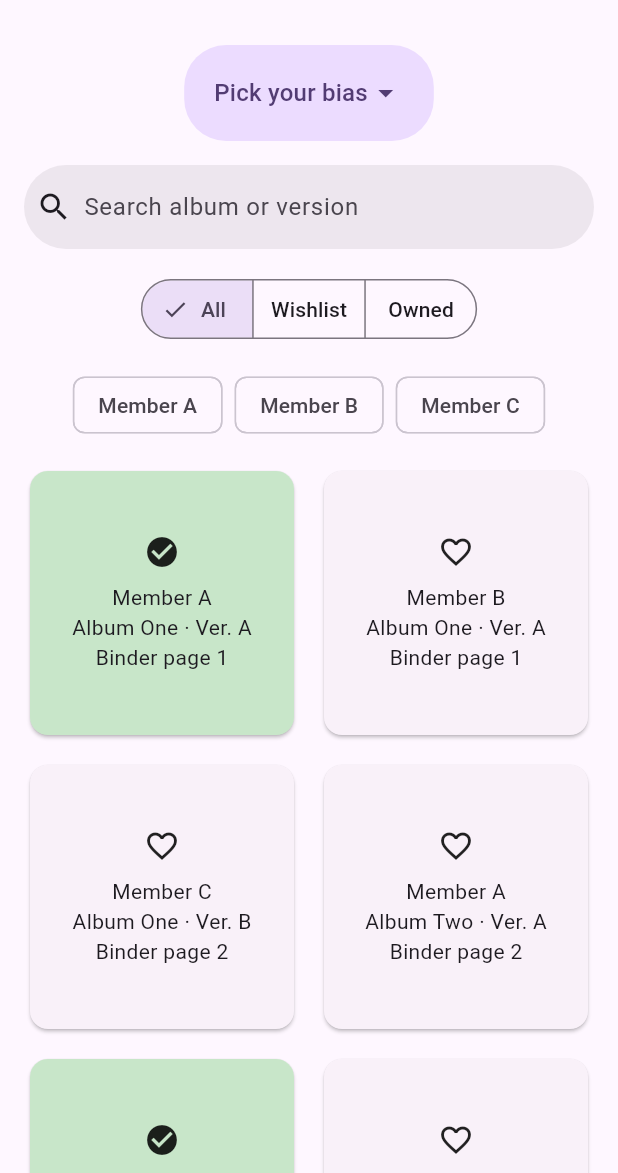
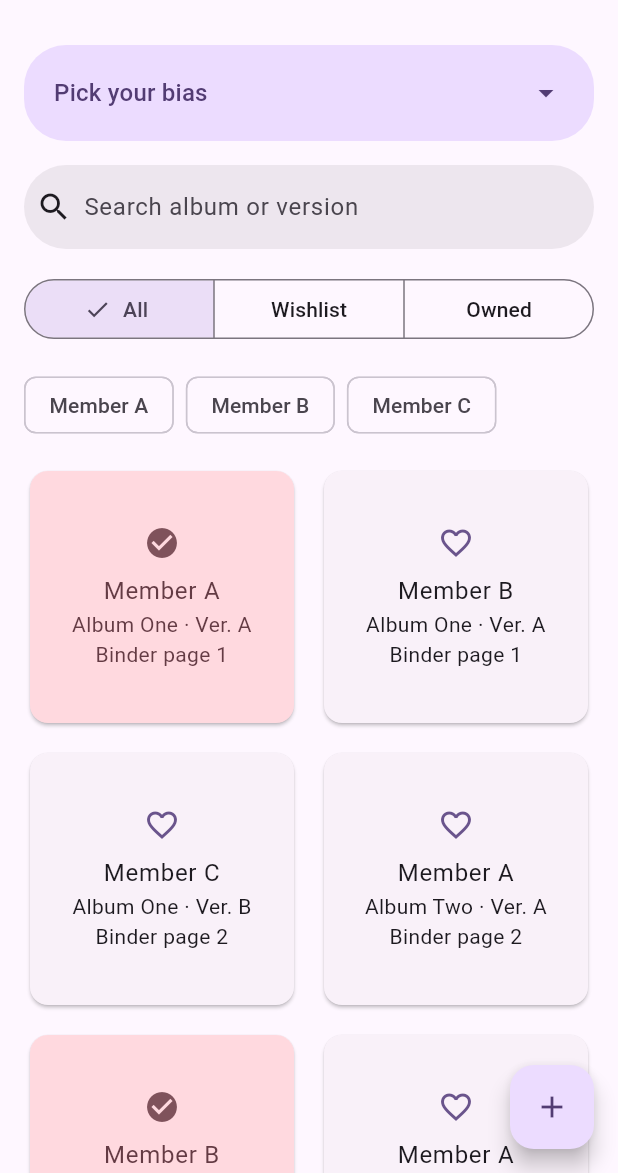
Before and after one commit to mell077/VP-H2-Melllinda_Anggryani-2086022510012, a Flutter app: the screen it shows after launch, on a phone screen of 412 x 824 dp, the part 63-1236 px from its top. Run offline on Flutter 3.47's test engine with Material 3 defaults, Android fonts, the phone set to English and light mode, and no system bars.

Commit message:
feat: responsive collection screen with adaptive breakpoints and empty state

```diff
--- a/lib/Widgets/bias_progress_header.dart
+++ b/lib/Widgets/bias_progress_header.dart
@@ -1,5 +1,11 @@
 import 'package:flutter/material.dart';
 
+/// The single most important element on the Collection screen:
+/// "how close am I to completing my bias?"
+///
+/// Dominance comes from type scale (display-size count) and colour role
+/// (primaryContainer surface + primary progress bar). Nothing else on the
+/// screen was shrunk to make this stand out.
 class BiasProgressHeader extends StatelessWidget {
   const BiasProgressHeader({
     super.key,
@@ -37,6 +43,7 @@
               DropdownButton<String>(
                 value: bias,
                 isDense: true,
+                isExpanded: true,
                 underline: const SizedBox.shrink(),
                 iconEnabledColor: scheme.onPrimaryContainer,
                 hint: Text(
@@ -50,7 +57,14 @@
                 ),
                 items: [
                   for (final m in members)
-                    DropdownMenuItem(value: m, child: Text(m)),
+                    DropdownMenuItem(
+                      value: m,
+                      child: Text(
+                        m,
+                        maxLines: 1,
+                        overflow: TextOverflow.ellipsis,
+                      ),
+                    ),
                 ],
                 onChanged: onBiasChanged,
               ),
--- a/lib/Widgets/member_filter_bar.dart
+++ b/lib/Widgets/member_filter_bar.dart
@@ -18,10 +18,14 @@
       padding: const EdgeInsets.symmetric(horizontal: 16),
       child: Wrap(
         spacing: 8,
+        runSpacing: 8,
         children: [
           for (final m in members)
             ChoiceChip(
-              label: Text(m),
+              label: ConstrainedBox(
+                constraints: const BoxConstraints(maxWidth: 180),
+                child: Text(m, maxLines: 1, overflow: TextOverflow.ellipsis),
+              ),
               selected: m == selected,
               onSelected: (isOn) => onSelected(isOn ? m : null),
             ),
--- a/lib/Widgets/photo_card_grid.dart
+++ b/lib/Widgets/photo_card_grid.dart
@@ -4,6 +4,9 @@
 import '../models/photocard.dart';
 import 'photo_card_tile.dart';
 
+/// A sliver, so it lives inside the screen's CustomScrollView.
+/// Built lazily (SliverChildBuilderDelegate): safe for 500+ cards,
+/// and no shrinkWrap anywhere.
 class PhotocardGrid extends StatelessWidget {
   const PhotocardGrid({
     super.key,
@@ -16,19 +19,25 @@
 
   @override
   Widget build(BuildContext context) {
-    return GridView.builder(
-      padding: const EdgeInsets.all(16),
-      gridDelegate: const SliverGridDelegateWithFixedCrossAxisCount(
-        crossAxisCount: 2,
+    return SliverPadding(
+      // Bottom padding keeps the last row clear of the FAB.
+      padding: const EdgeInsets.fromLTRB(16, 16, 16, 88),
+      sliver: SliverGrid(
+        gridDelegate: const SliverGridDelegateWithMaxCrossAxisExtent(
+          maxCrossAxisExtent: 220,
+          mainAxisExtent: 176,
           mainAxisSpacing: 12,
           crossAxisSpacing: 12,
         ),
-      itemCount: cards.length,
-      itemBuilder: (context, i) => PhotocardTile(
+        delegate: SliverChildBuilderDelegate(
+          (context, i) => PhotocardTile(
             key: ValueKey(cards[i].id),
             card: cards[i],
             onToggle: () => onToggle(cards[i].id),
           ),
+          childCount: cards.length,
+        ),
+      ),
     );
   }
 }
--- a/lib/Widgets/photo_card_tile.dart
+++ b/lib/Widgets/photo_card_tile.dart
@@ -14,20 +14,52 @@
 
   @override
   Widget build(BuildContext context) {
+    final scheme = Theme.of(context).colorScheme;
+    final text = Theme.of(context).textTheme;
+
+    // Owned = tertiary container, Wishlist = default card surface.
+    final foreground =
+        card.isOwned ? scheme.onTertiaryContainer : scheme.onSurface;
+
     return Card(
-      color: card.isOwned ? Colors.green.shade100 : null,
+      clipBehavior: Clip.antiAlias,
+      color: card.isOwned ? scheme.tertiaryContainer : null,
       child: InkWell(
         onTap: onToggle,
+        child: Padding(
+          padding: const EdgeInsets.all(12),
           child: Center(
             child: Column(
               mainAxisSize: MainAxisSize.min,
               children: [
-              Icon(card.isOwned ? Icons.check_circle : Icons.favorite_border),
+                Icon(
+                  card.isOwned ? Icons.check_circle : Icons.favorite_border,
+                  color: card.isOwned ? scheme.tertiary : scheme.primary,
+                ),
                 const SizedBox(height: 8),
-              Text(card.member),
-              Text('${card.album} · ${card.version}'),
-              Text('Binder page ${card.binderPage}'),
+                Text(
+                  card.member,
+                  maxLines: 1,
+                  overflow: TextOverflow.ellipsis,
+                  textAlign: TextAlign.center,
+                  style: text.bodyLarge?.copyWith(color: foreground),
+                ),
+                Text(
+                  '${card.album} · ${card.version}',
+                  maxLines: 2,
+                  overflow: TextOverflow.ellipsis,
+                  textAlign: TextAlign.center,
+                  style: text.bodyMedium?.copyWith(color: foreground),
+                ),
+                Text(
+                  'Binder page ${card.binderPage}',
+                  maxLines: 1,
+                  overflow: TextOverflow.ellipsis,
+                  textAlign: TextAlign.center,
+                  style: text.bodyMedium?.copyWith(color: foreground),
+                ),
               ],
+            ),
           ),
         ),
       ),
--- a/lib/Widgets/search_field.dart
+++ b/lib/Widgets/search_field.dart
@@ -1,8 +1,13 @@
 import 'package:flutter/material.dart';
 
 class SearchField extends StatelessWidget {
-  const SearchField({super.key, required this.onChanged});
+  const SearchField({
+    super.key,
+    required this.controller,
+    required this.onChanged,
+  });
 
+  final TextEditingController controller;
   final ValueChanged<String> onChanged;
 
   @override
@@ -10,6 +15,7 @@
     return Padding(
       padding: const EdgeInsets.symmetric(horizontal: 16),
       child: SearchBar(
+        controller: controller,
         hintText: 'Search album or version',
         leading: const Icon(Icons.search),
         elevation: const WidgetStatePropertyAll(0),
--- a/lib/main.dart
+++ b/lib/main.dart
@@ -1,14 +1,18 @@
 import 'package:flutter/material.dart';
 
+import 'data/sample_cards.dart';
 import 'models/photocard.dart';
 import 'theme/app_theme.dart';
+import 'Widgets/add_card_sheet.dart';
 import 'Widgets/bias_progress_header.dart';
+import 'Widgets/empty_state.dart';
 import 'Widgets/member_filter_bar.dart';
 import 'Widgets/photo_card_grid.dart';
 import 'Widgets/search_field.dart';
 import 'Widgets/status_filter_bar.dart';
 
 void main() => runApp(const PhotocardVaultApp());
+
 class PhotocardVaultApp extends StatelessWidget {
   const PhotocardVaultApp({super.key});
 
@@ -24,6 +28,11 @@
   }
 }
 
+/// Width at which the screen switches from one column to two panes.
+/// 600dp is Material's compact/medium boundary.
+const double _wideBreakpoint = 600;
+const double _sidePaneWidth = 360;
+
 /// Primary screen. Owns ALL state:
 /// cards, search query, member filter, status filter, and the chosen bias.
 class CollectionScreen extends StatefulWidget {
@@ -34,57 +43,19 @@
 }
 
 class _CollectionScreenState extends State<CollectionScreen> {
-  List<Photocard> _cards = const [
-    Photocard(
-      id: '1',
-      member: 'Member A',
-      album: 'Album One',
-      version: 'Ver. A',
-      binderPage: 1,
-      status: CardStatus.owned,
-    ),
-    Photocard(
-      id: '2',
-      member: 'Member B',
-      album: 'Album One',
-      version: 'Ver. A',
-      binderPage: 1,
-    ),
-    Photocard(
-      id: '3',
-      member: 'Member C',
-      album: 'Album One',
-      version: 'Ver. B',
-      binderPage: 2,
-    ),
-    Photocard(
-      id: '4',
-      member: 'Member A',
-      album: 'Album Two',
-      version: 'Ver. A',
-      binderPage: 2,
-    ),
-    Photocard(
-      id: '5',
-      member: 'Member B',
-      album: 'Album Two',
-      version: 'Ver. B',
-      binderPage: 3,
-      status: CardStatus.owned,
-    ),
-    Photocard(
-      id: '6',
-      member: 'Member A',
-      album: 'Album Two',
-      version: 'Ver. B',
-      binderPage: 3,
-    ),
-  ];
+  List<Photocard> _cards = initialCards();
 
+  final _searchController = TextEditingController();
   String _query = '';
   String? _member;
   String? _bias;
   StatusFilter _statusFilter = StatusFilter.all;
+
+  @override
+  void dispose() {
+    _searchController.dispose();
+    super.dispose();
+  }
 
   void _toggleStatus(String id) {
     setState(() {
@@ -97,6 +68,21 @@
           else
             c,
       ];
+    });
+  }
+
+  Future<void> _addCard() async {
+    final card = await showAddCardSheet(context);
+    if (card == null) return;
+    setState(() => _cards = [..._cards, card]);
+  }
+
+  void _clearFilters() {
+    _searchController.clear();
+    setState(() {
+      _query = '';
+      _member = null;
+      _statusFilter = StatusFilter.all;
     });
   }
 
@@ -127,9 +113,40 @@
     final biasCards = _cards.where((c) => c.member == _bias).toList();
     final biasOwned = biasCards.where((c) => c.isOwned).length;
 
+    final hasCards = _cards.isNotEmpty;
+
     return Scaffold(
       appBar: AppBar(title: const Text('Photocard Vault')),
-      body: Column(
+      floatingActionButton: hasCards
+          ? FloatingActionButton(
+              onPressed: _addCard,
+              tooltip: 'Add photocard',
+              child: const Icon(Icons.add),
+            )
+          : null,
+      body: SafeArea(
+        top: false,
+        bottom: false,
+        child: !hasCards
+            ? CustomScrollView(
+                slivers: [
+                  SliverFillRemaining(
+                    hasScrollBody: false,
+                    child: EmptyState(
+                      icon: Icons.collections_bookmark_outlined,
+                      title: 'Your vault is empty',
+                      message:
+                          'Add your first photocard to start tracking your collection.',
+                      actionLabel: 'Add photocard',
+                      onAction: _addCard,
+                    ),
+                  ),
+                ],
+              )
+            : LayoutBuilder(
+                builder: (context, constraints) {
+                  final controls = Column(
+                    crossAxisAlignment: CrossAxisAlignment.stretch,
                     children: [
                       BiasProgressHeader(
                         members: members,
@@ -138,17 +155,64 @@
                         total: biasCards.length,
                         onBiasChanged: _setBias,
                       ),
-          SearchField(onChanged: _setQuery),
-          StatusFilterBar(selected: _statusFilter, onChanged: _setStatusFilter),
+                      SearchField(
+                        controller: _searchController,
+                        onChanged: _setQuery,
+                      ),
+                      StatusFilterBar(
+                        selected: _statusFilter,
+                        onChanged: _setStatusFilter,
+                      ),
                       MemberFilterBar(
                         members: members,
                         selected: _member,
                         onSelected: _setMember,
                       ),
+                    ],
+                  );
+
+                  final results = visible.isEmpty
+                      ? SliverFillRemaining(
+                          hasScrollBody: false,
+                          child: EmptyState(
+                            icon: Icons.search_off,
+                            title: 'No matching cards',
+                            message:
+                                'Try a different search or clear the filters.',
+                            actionLabel: 'Clear filters',
+                            onAction: _clearFilters,
+                          ),
+                        )
+                      : PhotocardGrid(cards: visible, onToggle: _toggleStatus);
+
+                  // Tablet / wide landscape: controls become a side pane and
+                  // the grid gets its own scroll view. The structure changes,
+                  // it does not just stretch.
+                  if (constraints.maxWidth >= _wideBreakpoint) {
+                    return Row(
+                      children: [
+                        SizedBox(
+                          width: _sidePaneWidth,
+                          child: SingleChildScrollView(child: controls),
+                        ),
+                        const VerticalDivider(width: 1),
                         Expanded(
-            child: PhotocardGrid(cards: visible, onToggle: _toggleStatus),
+                          child: CustomScrollView(slivers: [results]),
                         ),
                       ],
+                    );
+                  }
+
+                  // Phone: one scroll view, so short/landscape screens and
+                  // the keyboard never cause overflow.
+                  return CustomScrollView(
+                    slivers: [
+                      SliverToBoxAdapter(child: controls),
+                      results,
+                    ],
+                  );
+                },
+              ),
       ),
     );
   }
```
Also changed, not shown: lib/Widgets/add_card_sheet.dart (added, +130 -0 lines), lib/Widgets/empty_state.dart (added, +57 -0 lines), lib/constraints_demo.dart (added, +177 -0 lines), lib/data/sample_cards.dart (added, +102 -0 lines). Lines whose indentation alone changed are shown as unchanged.
